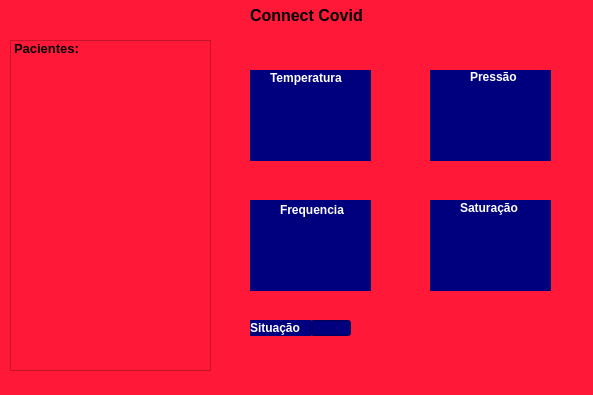
Before: the Qt Designer form front/medico.ui in EstherWI/connect-covid, drawn with Qt 5.
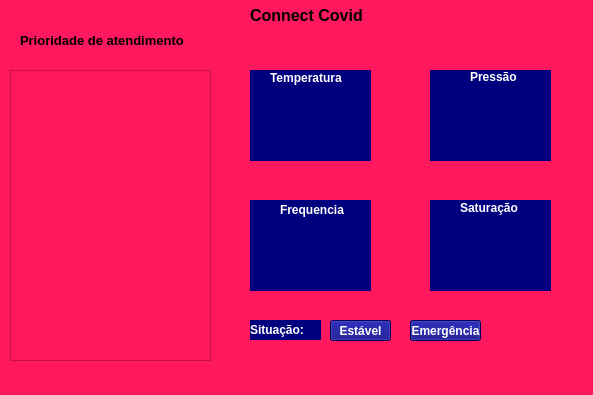
After: the same form once the commit is applied.

Diff of the .ui file:
```diff
--- a/front/medico.ui
+++ b/front/medico.ui
@@ -14,7 +14,8 @@
    <string>MainWindow</string>
   </property>
   <property name="styleSheet">
-   <string notr="true">background-color: rgb(255, 24, 55);</string>
+   <string notr="true">
+background-color: rgb(255, 24, 93);</string>
   </property>
   <widget class="QWidget" name="centralwidget">
    <widget class="QLabel" name="label_titulo">
@@ -44,41 +45,11 @@
     <property name="geometry">
      <rect>
       <x>10</x>
-      <y>40</y>
+      <y>70</y>
       <width>201</width>
-      <height>331</height>
+      <height>291</height>
      </rect>
     </property>
-    <item>
-     <property name="text">
-      <string>Pacientes:</string>
-     </property>
-     <property name="font">
-      <font>
-       <pointsize>10</pointsize>
-       <weight>75</weight>
-       <bold>true</bold>
-      </font>
-     </property>
-     <property name="background">
-      <brush brushstyle="NoBrush">
-       <color alpha="255">
-        <red>255</red>
-        <green>255</green>
-        <blue>255</blue>
-       </color>
-      </brush>
-     </property>
-     <property name="foreground">
-      <brush brushstyle="NoBrush">
-       <color alpha="255">
-        <red>255</red>
-        <green>255</green>
-        <blue>255</blue>
-       </color>
-      </brush>
-     </property>
-    </item>
    </widget>
    <widget class="QLabel" name="label_temperatura">
     <property name="geometry">
@@ -249,8 +220,8 @@
      <rect>
       <x>250</x>
       <y>320</y>
-      <width>61</width>
-      <height>16</height>
+      <width>71</width>
+      <height>20</height>
      </rect>
     </property>
     <property name="font">
@@ -265,21 +236,76 @@
 background-color: rgb(0, 0, 127);</string>
     </property>
     <property name="text">
-     <string>Situação</string>
+     <string>Situação:</string>
     </property>
    </widget>
-   <widget class="QLineEdit" name="lineEdit">
+   <widget class="QLabel" name="label_titulo_2">
     <property name="geometry">
      <rect>
-      <x>310</x>
+      <x>20</x>
+      <y>20</y>
+      <width>201</width>
+      <height>41</height>
+     </rect>
+    </property>
+    <property name="font">
+     <font>
+      <pointsize>10</pointsize>
+      <weight>75</weight>
+      <bold>true</bold>
+     </font>
+    </property>
+    <property name="styleSheet">
+     <string notr="true">color: rgb(0,0,0);</string>
+    </property>
+    <property name="text">
+     <string>Prioridade de atendimento</string>
+    </property>
+   </widget>
+   <widget class="QPushButton" name="botaoEstavel">
+    <property name="geometry">
+     <rect>
+      <x>330</x>
       <y>320</y>
-      <width>41</width>
-      <height>16</height>
+      <width>61</width>
+      <height>21</height>
      </rect>
     </property>
+    <property name="font">
+     <font>
+      <weight>75</weight>
+      <bold>true</bold>
+     </font>
+    </property>
     <property name="styleSheet">
-     <string notr="true">background-color: rgb(0, 0, 127);
-color: rgb(255, 255, 255);</string>
+     <string notr="true">color: rgb(255, 255, 255);
+background-color: rgb(0, 0, 127);</string>
+    </property>
+    <property name="text">
+     <string>Estável</string>
+    </property>
+   </widget>
+   <widget class="QPushButton" name="botaoEmergencia">
+    <property name="geometry">
+     <rect>
+      <x>410</x>
+      <y>320</y>
+      <width>71</width>
+      <height>21</height>
+     </rect>
+    </property>
+    <property name="font">
+     <font>
+      <weight>75</weight>
+      <bold>true</bold>
+     </font>
+    </property>
+    <property name="styleSheet">
+     <string notr="true">color: rgb(255, 255, 255);
+background-color: rgb(0, 0, 127);</string>
+    </property>
+    <property name="text">
+     <string>Emergência</string>
     </property>
    </widget>
   </widget>
```
Left out of the diff: 3 changed lines with no effect on the pictures.
